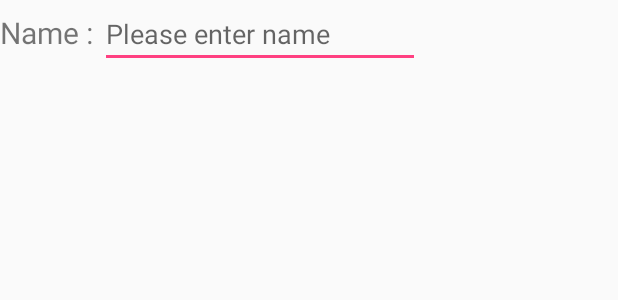
After one commit to SittichokBenjanak/SmartPlug, an Android app: the layout editname.xml on its own in the app's theme, with its tools: preview values and no code run, on a phone screen of 412 x 824 dp. The commit adds this screen. Shown: the top 300 px of the screen. Run offline under Robolectric (Android 15) with nearby library versions, the phone set to English and light mode, and no system bars.

Commit message:
finish 24/2/2561

```diff
--- a/app/build.gradle
+++ b/app/build.gradle
@@ -33,4 +33,5 @@ dependencies {
 }
 
 
+
 apply plugin: 'com.google.gms.google-services'
--- a/app/src/main/AndroidManifest.xml
+++ b/app/src/main/AndroidManifest.xml
@@ -27,7 +27,7 @@
         <activity
             android:name=".RegisterActivity"
             android:screenOrientation="portrait" />
-        <activity android:name=".hubActivity"></activity>
+        <activity android:name=".hubActivity" />
     </application>
 
 </manifest>
--- a/app/src/main/res/layout/activity_hub.xml
+++ b/app/src/main/res/layout/activity_hub.xml
@@ -55,6 +55,7 @@
                         android:layout_height="wrap_content"
                         android:layout_weight="1"
                         android:gravity="center_horizontal"
+                        android:onClick="ClickEdit1"
                         android:text="Edit"
                         android:textColor="@color/colorAccent"
                         android:textSize="20sp" />
@@ -126,6 +127,7 @@
                         android:layout_height="wrap_content"
                         android:layout_weight="1"
                         android:gravity="center_horizontal"
+                        android:onClick="ClickEdit2"
                         android:text="Edit"
                         android:textColor="@color/colorAccent"
                         android:textSize="20sp" />
@@ -195,6 +197,7 @@
                         android:layout_gravity="center_horizontal"
                         android:layout_weight="1"
                         android:gravity="center_horizontal"
+                        android:onClick="ClickEdit3"
                         android:text="Edit"
                         android:textColor="@color/colorAccent"
                         android:textSize="20sp" />
@@ -264,6 +267,7 @@
                         android:layout_height="wrap_content"
                         android:layout_weight="1"
                         android:gravity="center_horizontal"
+                        android:onClick="ClickEdit4"
                         android:text="Edit"
                         android:textColor="@color/colorAccent"
                         android:textSize="20sp" />
--- /dev/null
+++ b/app/src/main/res/layout/editname.xml
@@ -0,0 +1,37 @@
+<?xml version="1.0" encoding="utf-8"?>
+<android.support.constraint.ConstraintLayout
+    xmlns:android="http://schemas.android.com/apk/res/android" android:layout_width="match_parent"
+    android:layout_height="match_parent">
+
+    <LinearLayout
+        android:layout_width="wrap_content"
+        android:layout_height="wrap_content"
+        android:gravity="center_horizontal"
+        android:orientation="vertical">
+
+        <LinearLayout
+            android:layout_width="match_parent"
+            android:layout_height="wrap_content"
+            android:layout_gravity="center_horizontal"
+            android:gravity="center_horizontal"
+            android:orientation="horizontal">
+
+            <TextView
+                android:id="@+id/textView17"
+                android:layout_width="wrap_content"
+                android:layout_height="wrap_content"
+                android:layout_weight="1"
+                android:text="Name : "
+                android:textSize="20sp" />
+
+            <EditText
+                android:id="@+id/editText"
+                android:layout_width="wrap_content"
+                android:layout_height="wrap_content"
+                android:layout_weight="1"
+                android:ems="10"
+                android:hint="Please enter name"
+                android:inputType="textPersonName" />
+        </LinearLayout>
+    </LinearLayout>
+</android.support.constraint.ConstraintLayout>
```
Also changed, not shown: app/src/main/java/smart/projeck/kard/smartplug/MyAlertDialogEditNmae.java (deleted, +0 -13 lines), app/src/main/java/smart/projeck/kard/smartplug/hubActivity.java (+161 -8 lines), app/src/main/res/drawable/button_rec.xml (deleted, +0 -17 lines), app/src/main/res/drawable/power_off.png (deleted), app/src/main/res/drawable/power_on.png (deleted).
